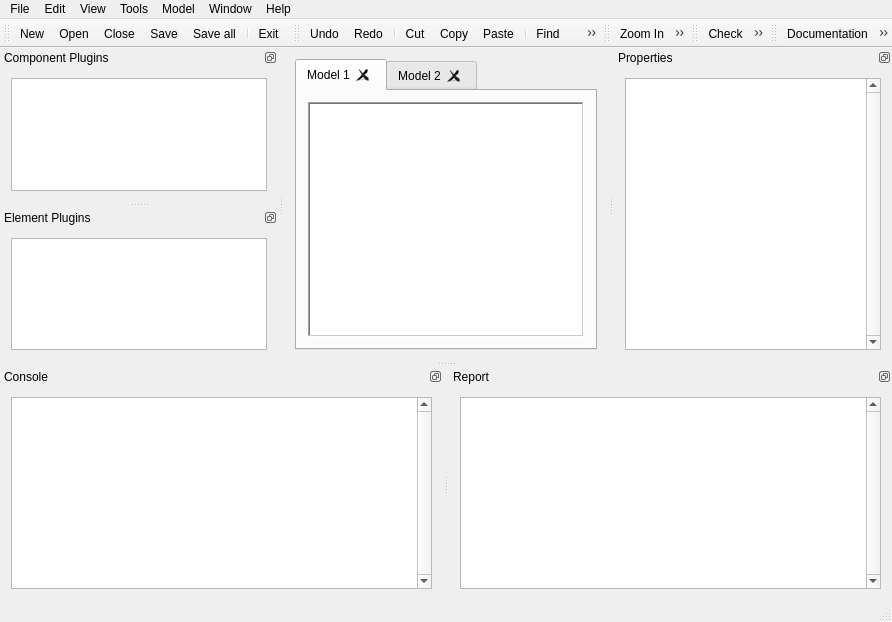
This is qtGuiProject/QtRebornedGenesys/mainwindow.ui in ljmotta/2019_2022_GenESyS as Qt 5 draws it before an edit. The edited form follows.
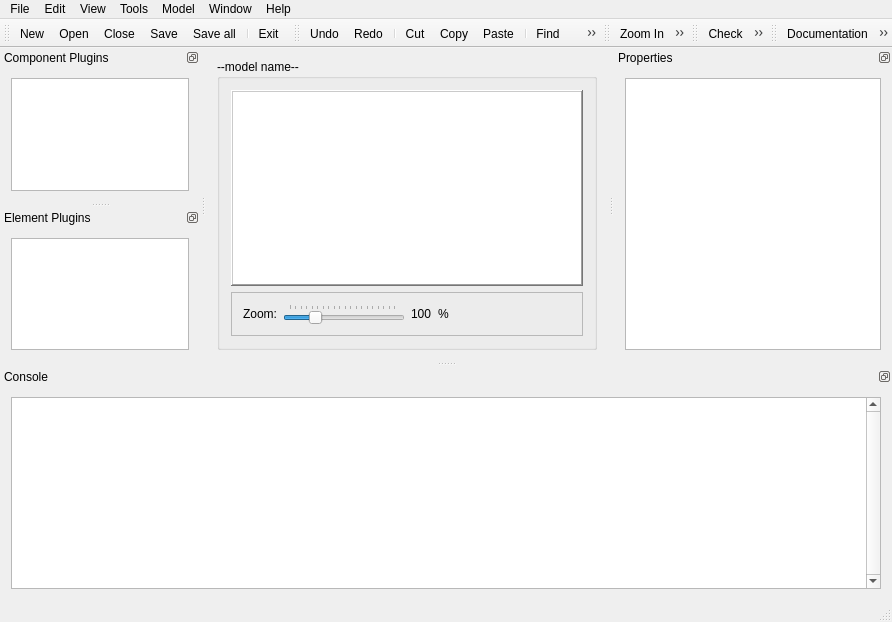
This is the edited form. Icons and pictures are not drawn.

```diff
--- a/qtGuiProject/QtRebornedGenesys/mainwindow.ui
+++ b/qtGuiProject/QtRebornedGenesys/mainwindow.ui
@@ -19,36 +19,114 @@
   <widget class="QWidget" name="centralWidget">
    <layout class="QGridLayout" name="gridLayout">
     <item row="0" column="0">
-     <widget class="QTabWidget" name="tabWidgetModels">
-      <property name="tabPosition">
-       <enum>QTabWidget::North</enum>
+     <widget class="QGroupBox" name="groupBoxModel">
+      <property name="sizePolicy">
+       <sizepolicy hsizetype="Expanding" vsizetype="Expanding">
+        <horstretch>0</horstretch>
+        <verstretch>0</verstretch>
+       </sizepolicy>
       </property>
-      <property name="currentIndex">
-       <number>0</number>
+      <property name="baseSize">
+       <size>
+        <width>800</width>
+        <height>600</height>
+       </size>
       </property>
-      <property name="tabsClosable">
-       <bool>true</bool>
+      <property name="title">
+       <string>--model name--</string>
       </property>
-      <widget class="QWidget" name="tabModel1">
-       <attribute name="title">
-        <string>Model 1</string>
-       </attribute>
-       <layout class="QHBoxLayout" name="horizontalLayout">
-        <item>
-         <widget class="QGraphicsView" name="graphicsView">
-          <property name="frameShape">
-           <enum>QFrame::WinPanel</enum>
-          </property>
-         </widget>
-        </item>
-       </layout>
-      </widget>
-      <widget class="QWidget" name="tabModel2">
-       <attribute name="title">
-        <string>Model 2</string>
-       </attribute>
-       <layout class="QHBoxLayout" name="horizontalLayout_2"/>
-      </widget>
+      <layout class="QVBoxLayout" name="verticalLayout_6">
+       <item>
+        <widget class="QGraphicsView" name="graphicsViewModel">
+         <property name="frameShape">
+          <enum>QFrame::WinPanel</enum>
+         </property>
+         <property name="frameShadow">
+          <enum>QFrame::Raised</enum>
+         </property>
+        </widget>
+       </item>
+       <item>
+        <widget class="QFrame" name="frame">
+         <property name="sizePolicy">
+          <sizepolicy hsizetype="Preferred" vsizetype="Minimum">
+           <horstretch>0</horstretch>
+           <verstretch>0</verstretch>
+          </sizepolicy>
+         </property>
+         <property name="frameShape">
+          <enum>QFrame::StyledPanel</enum>
+         </property>
+         <property name="frameShadow">
+          <enum>QFrame::Raised</enum>
+         </property>
+         <layout class="QHBoxLayout" name="horizontalLayout">
+          <item>
+           <widget class="QLabel" name="label">
+            <property name="text">
+             <string>Zoom:</string>
+            </property>
+            <property name="buddy">
+             <cstring>horizontalSlider</cstring>
+            </property>
+           </widget>
+          </item>
+          <item>
+           <widget class="QSlider" name="horizontalSlider">
+            <property name="minimum">
+             <number>10</number>
+            </property>
+            <property name="maximum">
+             <number>400</number>
+            </property>
+            <property name="singleStep">
+             <number>10</number>
+            </property>
+            <property name="value">
+             <number>100</number>
+            </property>
+            <property name="orientation">
+             <enum>Qt::Horizontal</enum>
+            </property>
+            <property name="tickPosition">
+             <enum>QSlider::TicksAbove</enum>
+            </property>
+            <property name="tickInterval">
+             <number>20</number>
+            </property>
+           </widget>
+          </item>
+          <item>
+           <widget class="QLabel" name="label_2">
+            <property name="text">
+             <string>100</string>
+            </property>
+           </widget>
+          </item>
+          <item>
+           <widget class="QLabel" name="label_3">
+            <property name="text">
+             <string>%</string>
+            </property>
+           </widget>
+          </item>
+          <item>
+           <spacer name="horizontalSpacer">
+            <property name="orientation">
+             <enum>Qt::Horizontal</enum>
+            </property>
+            <property name="sizeHint" stdset="0">
+             <size>
+              <width>40</width>
+              <height>20</height>
+             </size>
+            </property>
+           </spacer>
+          </item>
+         </layout>
+        </widget>
+       </item>
+      </layout>
      </widget>
     </item>
    </layout>
@@ -136,11 +214,10 @@
      <string>Window</string>
     </property>
     <addaction name="actionComponents"/>
-    <addaction name="actionElements"/>
-    <addaction name="actionModels"/>
     <addaction name="actionConsole"/>
     <addaction name="actionProperties"/>
-    <addaction name="actionEditor"/>
+    <addaction name="actionReports"/>
+    <addaction name="separator"/>
    </widget>
    <widget class="QMenu" name="menuHelp">
     <property name="title">
@@ -247,7 +324,7 @@
    <addaction name="actionStop"/>
    <addaction name="actionRun_Control"/>
   </widget>
-  <widget class="QToolBar" name="toolBar_2">
+  <widget class="QToolBar" name="toolBarHelp">
    <property name="windowTitle">
     <string>toolBar_2</string>
    </property>
@@ -261,7 +338,13 @@
    <addaction name="actionSupport"/>
    <addaction name="actionAbout"/>
   </widget>
-  <widget class="QDockWidget" name="dockWidgetComponents">
+  <widget class="QDockWidget" name="dockWidgetComponentPlugins">
+   <property name="maximumSize">
+    <size>
+     <width>200</width>
+     <height>524287</height>
+    </size>
+   </property>
    <property name="features">
     <set>QDockWidget::DockWidgetFloatable|QDockWidget::DockWidgetMovable</set>
    </property>
@@ -271,15 +354,21 @@
    <attribute name="dockWidgetArea">
     <number>1</number>
    </attribute>
-   <widget class="QWidget" name="dockWidgetContents">
+   <widget class="QWidget" name="dockWidgetContentsComponentPlugins">
     <layout class="QVBoxLayout" name="verticalLayout">
      <item>
-      <widget class="QListWidget" name="listWidget_ComponentPlugins"/>
+      <widget class="QListWidget" name="listWidgetComponentPlugins"/>
      </item>
     </layout>
    </widget>
   </widget>
-  <widget class="QDockWidget" name="dockWidgetElements">
+  <widget class="QDockWidget" name="dockWidgetElementPlugins">
+   <property name="maximumSize">
+    <size>
+     <width>200</width>
+     <height>524287</height>
+    </size>
+   </property>
    <property name="features">
     <set>QDockWidget::DockWidgetFloatable|QDockWidget::DockWidgetMovable</set>
    </property>
@@ -289,10 +378,10 @@
    <attribute name="dockWidgetArea">
     <number>1</number>
    </attribute>
-   <widget class="QWidget" name="dockWidgetContents_2">
+   <widget class="QWidget" name="dockWidgetContentsElementPlugins">
     <layout class="QVBoxLayout" name="verticalLayout_2">
      <item>
-      <widget class="QListWidget" name="listWidget_ElementPlugins"/>
+      <widget class="QListWidget" name="listWidgetElementPlugins"/>
      </item>
     </layout>
    </widget>
@@ -307,17 +396,10 @@
    <attribute name="dockWidgetArea">
     <number>2</number>
    </attribute>
-   <widget class="QWidget" name="dockWidgetContents_3">
+   <widget class="QWidget" name="dockWidgetContentsProperties">
     <layout class="QVBoxLayout" name="verticalLayout_3">
      <item>
-      <widget class="QTableView" name="tableView_Properties">
-       <property name="verticalScrollBarPolicy">
-        <enum>Qt::ScrollBarAlwaysOn</enum>
-       </property>
-       <property name="horizontalScrollBarPolicy">
-        <enum>Qt::ScrollBarAsNeeded</enum>
-       </property>
-      </widget>
+      <widget class="QTableWidget" name="tableWidgetProperties"/>
      </item>
     </layout>
    </widget>
@@ -338,7 +420,7 @@
    <attribute name="dockWidgetArea">
     <number>8</number>
    </attribute>
-   <widget class="QWidget" name="dockWidgetContents_4">
+   <widget class="QWidget" name="dockWidgetContentsConsole">
     <layout class="QVBoxLayout" name="verticalLayout_4">
      <item>
       <widget class="QTextEdit" name="textEdit_Console">
@@ -365,34 +447,6 @@
     </layout>
    </widget>
   </widget>
-  <widget class="QDockWidget" name="dockWidget">
-   <property name="features">
-    <set>QDockWidget::DockWidgetFloatable|QDockWidget::DockWidgetMovable</set>
-   </property>
-   <property name="windowTitle">
-    <string>Report</string>
-   </property>
-   <attribute name="dockWidgetArea">
-    <number>8</number>
-   </attribute>
-   <widget class="QWidget" name="dockWidgetContents_5">
-    <layout class="QVBoxLayout" name="verticalLayout_5">
-     <item>
-      <widget class="QTextEdit" name="textEdit_Report">
-       <property name="sizePolicy">
-        <sizepolicy hsizetype="Expanding" vsizetype="Preferred">
-         <horstretch>0</horstretch>
-         <verstretch>0</verstretch>
-        </sizepolicy>
-       </property>
-       <property name="verticalScrollBarPolicy">
-        <enum>Qt::ScrollBarAlwaysOn</enum>
-       </property>
-      </widget>
-     </item>
-    </layout>
-   </widget>
-  </widget>
   <action name="actionNew">
    <property name="icon">
     <iconset resource="resources.qrc">
@@ -690,7 +744,7 @@
   </action>
   <action name="actionComponents">
    <property name="text">
-    <string>Components</string>
+    <string>Plugins</string>
    </property>
   </action>
   <action name="actionElements">
@@ -806,6 +860,11 @@
     <string>Pause</string>
    </property>
   </action>
+  <action name="actionReports">
+   <property name="text">
+    <string>Reports</string>
+   </property>
+  </action>
  </widget>
  <layoutdefault spacing="6" margin="11"/>
  <resources>
```
Left out of the diff: 19 changed lines with no effect on the pictures.
